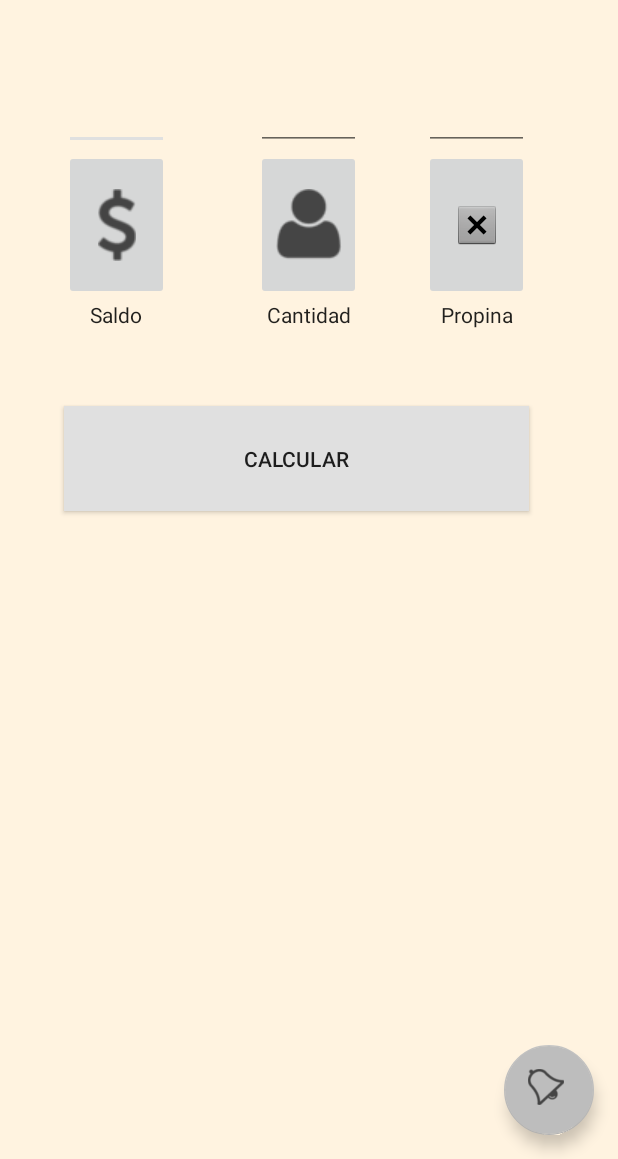
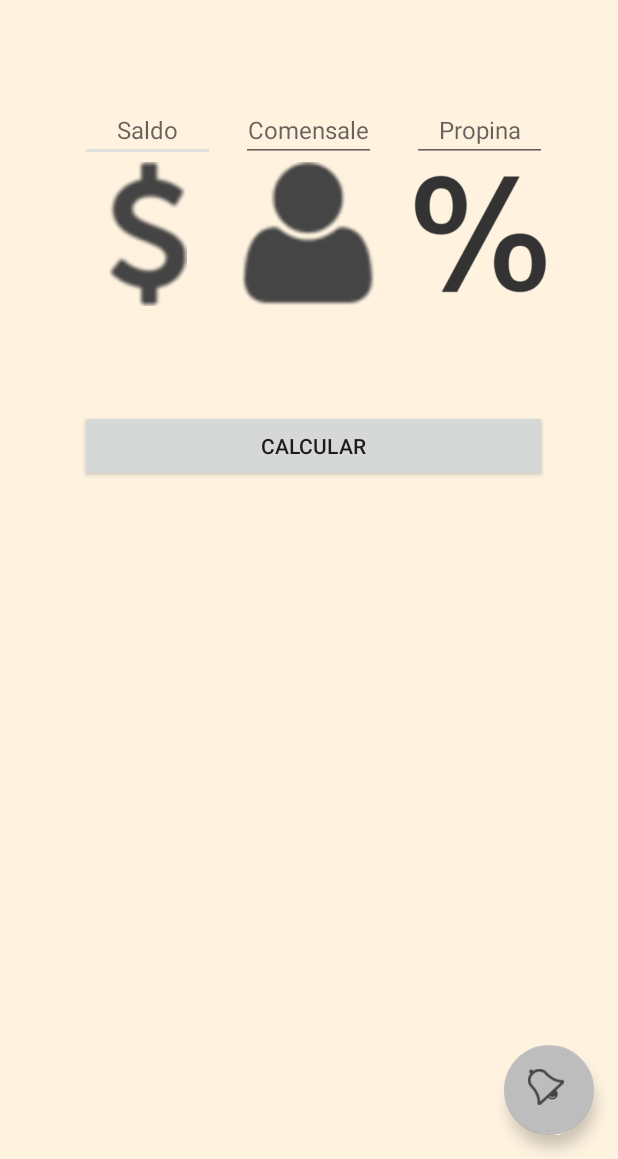
Before and after one commit to DevPlay/ilconto, an Android app: the screen it shows after launch (MainActivity), on a phone screen of 412 x 824 dp, the part 77-1236 px from its top. Run offline under Robolectric (Android 15) with nearby library versions, the phone set to English and light mode, and no system bars; our stand-ins replace Firebase (no records; nobody signed in at launch, a user with empty details on screens opened directly).

Commit message:
Calculadora casi funcional

```diff
--- a/app/src/main/java/com/prueba/principales/ilconto/MainActivity.java
+++ b/app/src/main/java/com/prueba/principales/ilconto/MainActivity.java
@@ -2,7 +2,6 @@ package com.prueba.principales.ilconto;
 
 import android.os.Bundle;
 import android.support.design.widget.FloatingActionButton;
-import android.support.design.widget.Snackbar;
 import android.support.v4.app.Fragment;
 import android.support.v4.app.FragmentManager;
 import android.support.v4.app.FragmentPagerAdapter;
@@ -14,7 +13,10 @@ import android.view.Menu;
 import android.view.MenuItem;
 import android.view.View;
 import android.view.ViewGroup;
+import android.widget.Button;
+import android.widget.EditText;
 import android.widget.TextView;
+import android.widget.Toast;
 
 import com.google.firebase.database.DatabaseReference;
 import com.google.firebase.database.FirebaseDatabase;
@@ -38,13 +40,19 @@ public class MainActivity extends AppCompatActivity {
      * The {@link ViewPager} that will host the section contents.
      */
     private ViewPager mViewPager;
+    private EditText saldo,comensales, propina;
+    private Button calculus;
+    private DatabaseReference mDatabase;
 
-    private DatabaseReference mDatabase;
 
     @Override
     protected void onCreate(Bundle savedInstanceState) {
         super.onCreate(savedInstanceState);
         setContentView(R.layout.activity_main);
+
+        saldo = (EditText) findViewById(R.id.editText2);
+        comensales = (EditText) findViewById(R.id.editText3);
+
 
         Toolbar toolbar = (Toolbar) findViewById(R.id.toolbar);
         setSupportActionBar(toolbar);
@@ -61,11 +69,11 @@ public class MainActivity extends AppCompatActivity {
 
         FloatingActionButton fab = (FloatingActionButton) findViewById(R.id.fab);
         fab.setOnClickListener(new View.OnClickListener() {
+
             @Override
             public void onClick(View view) {
                 submitPost();
-                Snackbar.make(view, "Tu pedido está siendo procesado", Snackbar.LENGTH_LONG)
-                        .setAction("Action", null).show();
+                Toast.makeText(getApplicationContext(), "Tu pedido está siendo procesado", Toast.LENGTH_LONG).show();
             }
         });
 
@@ -107,6 +115,13 @@ public class MainActivity extends AppCompatActivity {
         return super.onOptionsItemSelected(item);
     }
 
+    public void conejo(View view) {
+                /*int n1 = Integer.parseInt(saldo.getText().toString());
+                int n2 = Integer.parseInt(comensales.getText().toString());
+                int resultado = n1+n2;*/
+        Toast.makeText(getApplicationContext(), "El resultado es", Toast.LENGTH_LONG).show();
+    }
+
     /**
      * A placeholder fragment containing a simple view.
      */
@@ -139,6 +154,7 @@ public class MainActivity extends AppCompatActivity {
 
 
                 View rootView = inflater.inflate(R.layout.fragment_calculadora, container, false);
+
                 return rootView;
             }
             if (getArguments().getInt(ARG_SECTION_NUMBER) == 2) {
--- a/app/src/main/java/com/prueba/principales/ilconto/calculadora.java
+++ b/app/src/main/java/com/prueba/principales/ilconto/calculadora.java
@@ -7,6 +7,7 @@ import android.support.v4.app.Fragment;
 import android.view.LayoutInflater;
 import android.view.View;
 import android.view.ViewGroup;
+import android.widget.EditText;
 
 
 /**
@@ -25,11 +26,13 @@ public class calculadora extends Fragment {
 
     // TODO: Rename and change types of parameters
     private String mParam1;
+    public EditText saldo, comensales;
     private String mParam2;
 
     private OnFragmentInteractionListener mListener;
 
     public calculadora() {
+
         // Required empty public constructor
     }
 
@@ -54,17 +57,23 @@ public class calculadora extends Fragment {
     @Override
     public void onCreate(Bundle savedInstanceState) {
         super.onCreate(savedInstanceState);
+
+
         if (getArguments() != null) {
             mParam1 = getArguments().getString(ARG_PARAM1);
             mParam2 = getArguments().getString(ARG_PARAM2);
         }
+
+
     }
+
 
     @Override
     public View onCreateView(LayoutInflater inflater, ViewGroup container,
                              Bundle savedInstanceState) {
         // Inflate the layout for this fragment
         return inflater.inflate(R.layout.fragment_calculadora, container, false);
+
     }
 
     // TODO: Rename method, update argument and hook method into UI event
@@ -91,6 +100,8 @@ public class calculadora extends Fragment {
         mListener = null;
     }
 
+
+
     /**
      * This interface must be implemented by activities that contain this
      * fragment to allow an interaction in this fragment to be communicated
--- a/app/src/main/res/layout/fragment_calculadora.xml
+++ b/app/src/main/res/layout/fragment_calculadora.xml
@@ -38,105 +38,84 @@
         android:gravity="center"
         android:layout_alignParentTop="true" />
 
-    <ImageButton
-        android:layout_width="70sp"
-        app:srcCompat="@drawable/log48"
-        android:layout_alignTop="@+id/imageButton8"
-        android:layout_centerHorizontal="true"
-        android:id="@+id/imageButton9"
-        android:layout_height="100sp" />
+    <ImageView
+        android:layout_width="wrap_content"
+        android:layout_height="wrap_content"
+        app:srcCompat="@drawable/log96"
+        android:layout_below="@+id/editText3"
+        android:id="@+id/imageView7"
+        android:layout_alignStart="@+id/editText3"
+        android:layout_alignEnd="@+id/editText3" />
 
-    <ImageButton
-        android:layout_width="70sp"
-        app:srcCompat="@android:drawable/btn_dialog"
-        android:id="@+id/imageButton10"
-        android:layout_alignTop="@+id/imageButton9"
-        android:layout_toEndOf="@+id/imageButton9"
-        android:layout_marginStart="42dp"
-        android:layout_height="100sp" />
+    <ImageView
+        android:layout_width="wrap_content"
+        android:layout_height="wrap_content"
+        app:srcCompat="@drawable/porce"
+        android:id="@+id/imageView8"
+        android:layout_alignEnd="@+id/editText4"
+        android:layout_below="@+id/editText4"
+        android:layout_alignStart="@+id/editText4"
+        android:layout_alignBottom="@+id/imageView7" />
 
-    <ImageButton
-        android:layout_width="70sp"
-        app:srcCompat="@drawable/pes48"
-        android:layout_marginStart="31dp"
-        android:layout_marginTop="100dp"
-        android:id="@+id/imageButton8"
-        android:layout_below="@+id/imageView2"
-        android:layout_alignStart="@+id/imageView"
-        android:layout_height="100sp" />
+    <ImageView
+        android:layout_width="wrap_content"
+        android:layout_height="wrap_content"
+        app:srcCompat="@drawable/pes96"
+        android:id="@+id/imageView6"
+        android:layout_alignStart="@+id/editText2"
+        android:layout_alignEnd="@+id/editText2"
+        android:layout_alignBottom="@+id/imageView7" />
 
     <EditText
-        android:layout_width="wrap_content"
         android:layout_height="wrap_content"
         android:inputType="number"
         android:ems="10"
-        android:layout_above="@+id/imageButton9"
-        android:layout_alignStart="@+id/imageButton8"
-        android:id="@+id/editText6"
-        android:layout_alignEnd="@+id/imageButton8" />
+        android:layout_marginTop="65dp"
+        android:id="@+id/editText2"
+        android:hint="Saldo"
+        android:layout_marginEnd="17dp"
+        android:layout_below="@+id/imageView2"
+        android:layout_toStartOf="@+id/editText3"
+        android:textAlignment="center"
+        android:layout_width="90sp"
+        android:textSize="16sp" />
 
     <EditText
-        android:layout_width="wrap_content"
         android:layout_height="wrap_content"
         android:inputType="number"
         android:ems="10"
-        android:layout_above="@+id/imageButton9"
-        android:layout_alignStart="@+id/imageButton9"
-        android:id="@+id/editText7"
-        android:layout_toStartOf="@+id/imageButton10" />
+        android:id="@+id/editText3"
+        android:layout_alignBaseline="@+id/editText2"
+        android:layout_alignBottom="@+id/editText2"
+        android:layout_centerHorizontal="true"
+        android:hint="Comensales"
+        android:textSize="16sp"
+        android:textAlignment="center"
+        android:layout_width="90sp" />
 
     <EditText
-        android:layout_width="wrap_content"
         android:layout_height="wrap_content"
         android:inputType="number"
         android:ems="10"
-        android:layout_above="@+id/imageButton10"
-        android:layout_alignStart="@+id/imageButton10"
-        android:id="@+id/editText8"
-        android:layout_alignEnd="@+id/imageButton10" />
-
-    <TextView
-        android:text="Saldo"
-        android:layout_width="wrap_content"
-        android:layout_height="wrap_content"
-        android:layout_below="@+id/imageButton8"
-        android:layout_alignStart="@+id/imageButton8"
-        android:id="@+id/textView2"
-        android:layout_alignEnd="@+id/imageButton8"
-        android:textAppearance="@style/TextAppearance.AppCompat"
-        android:textAlignment="center" />
-
-    <TextView
-        android:text="Cantidad"
-        android:layout_width="wrap_content"
-        android:layout_height="wrap_content"
-        android:layout_below="@+id/imageButton9"
-        android:layout_centerHorizontal="true"
-        android:id="@+id/textView6"
-        android:layout_alignBottom="@+id/textView2"
-        android:textAppearance="@style/TextAppearance.AppCompat"
-        android:textAlignment="center" />
-
-    <TextView
-        android:text="Propina"
-        android:layout_width="wrap_content"
-        android:layout_height="wrap_content"
-        android:layout_alignBottom="@+id/textView6"
-        android:layout_alignEnd="@+id/imageButton10"
-        android:id="@+id/textView7"
-        android:layout_alignStart="@+id/imageButton10"
-        android:textAppearance="@style/TextAppearance.AppCompat"
-        android:textAlignment="center" />
+        android:id="@+id/editText4"
+        android:hint="Propina"
+        android:layout_marginStart="24dp"
+        android:layout_alignBaseline="@+id/editText3"
+        android:layout_alignBottom="@+id/editText3"
+        android:layout_toEndOf="@+id/editText3"
+        android:textAlignment="center"
+        android:layout_width="90sp"
+        android:textSize="16sp" />
 
     <Button
         android:text="Calcular"
         android:layout_width="wrap_content"
-        android:layout_height="70sp"
-        android:layout_marginTop="51dp"
-        android:id="@+id/button"
-        android:layout_below="@+id/textView2"
-        android:layout_alignStart="@+id/textView2"
-        android:layout_alignEnd="@+id/textView7"
-        android:background="#E0E0E0" />
+        android:layout_height="wrap_content"
+        android:layout_marginTop="69dp"
+        android:id="@+id/calcu_btn"
+        android:onClick="conejo"
+        android:layout_below="@+id/imageView6"
+        android:layout_alignStart="@+id/imageView6"
+        android:layout_alignEnd="@+id/imageView8" />
 
 </RelativeLayout>
--- a/app/src/main/res/values/strings.xml
+++ b/app/src/main/res/values/strings.xml
@@ -2,7 +2,6 @@
     <string name="app_name">Il conto</string>
     <string name="action_settings">Settings</string>
     <string name="section_format">Hello World from section: %1$d</string>
-
     <!-- TODO: Remove or change this placeholder text -->
     <string name="hello_blank_fragment">Hello blank fragment</string>
 </resources>
```
